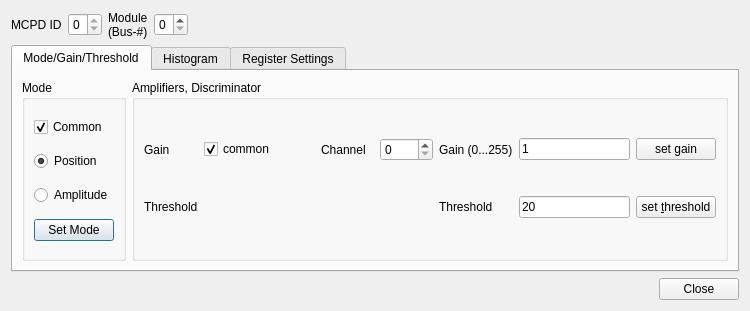
Above: qmesydaq/modulesetup.ui from flueke/qmesydaq before the change. Below: the same form after it.
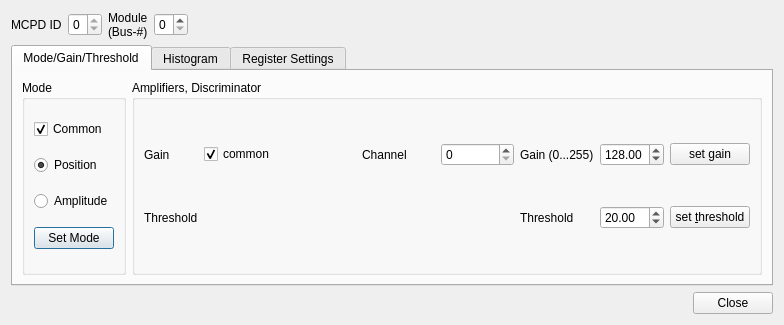
That is the form after the change. Custom widgets are drawn as their Qt base class.

Commit message:
QMESYDAQ: Module setup uses spinboxes for the gain and threshold
The usage of a spinbox for the gain and threshold improves the
useability. So it is obvious, what are the limits of these parameters.

Patch:
```diff
--- a/qmesydaq/modulesetup.ui
+++ b/qmesydaq/modulesetup.ui
@@ -6,8 +6,8 @@
    <rect>
     <x>0</x>
     <y>0</y>
-    <width>750</width>
-    <height>296</height>
+    <width>784</width>
+    <height>325</height>
    </rect>
   </property>
   <property name="windowTitle">
@@ -170,11 +170,17 @@
            </widget>
           </item>
           <item row="0" column="5">
-           <widget class="QLineEdit" name="gain">
-            <property name="text">
-             <string>1</string>
+           <widget class="QDoubleSpinBox" name="gain">
+            <property name="text" stdset="0">
+             <string>128,00</string>
             </property>
-            <property name="cursorPosition">
+            <property name="maximum">
+             <double>255.000000000000000</double>
+            </property>
+            <property name="value">
+             <double>128.000000000000000</double>
+            </property>
+            <property name="cursorPosition" stdset="0">
              <number>0</number>
             </property>
            </widget>
@@ -233,9 +239,15 @@
            </widget>
           </item>
           <item row="1" column="5">
-           <widget class="QLineEdit" name="threshold">
-            <property name="text">
-             <string>20</string>
+           <widget class="QDoubleSpinBox" name="threshold">
+            <property name="text" stdset="0">
+             <string>20,00</string>
+            </property>
+            <property name="maximum">
+             <double>255.000000000000000</double>
+            </property>
+            <property name="value">
+             <double>20.000000000000000</double>
             </property>
            </widget>
           </item>
```
Left out of the diff: 4 changed lines with no effect on the pictures. The commit also changes 2 other files.
